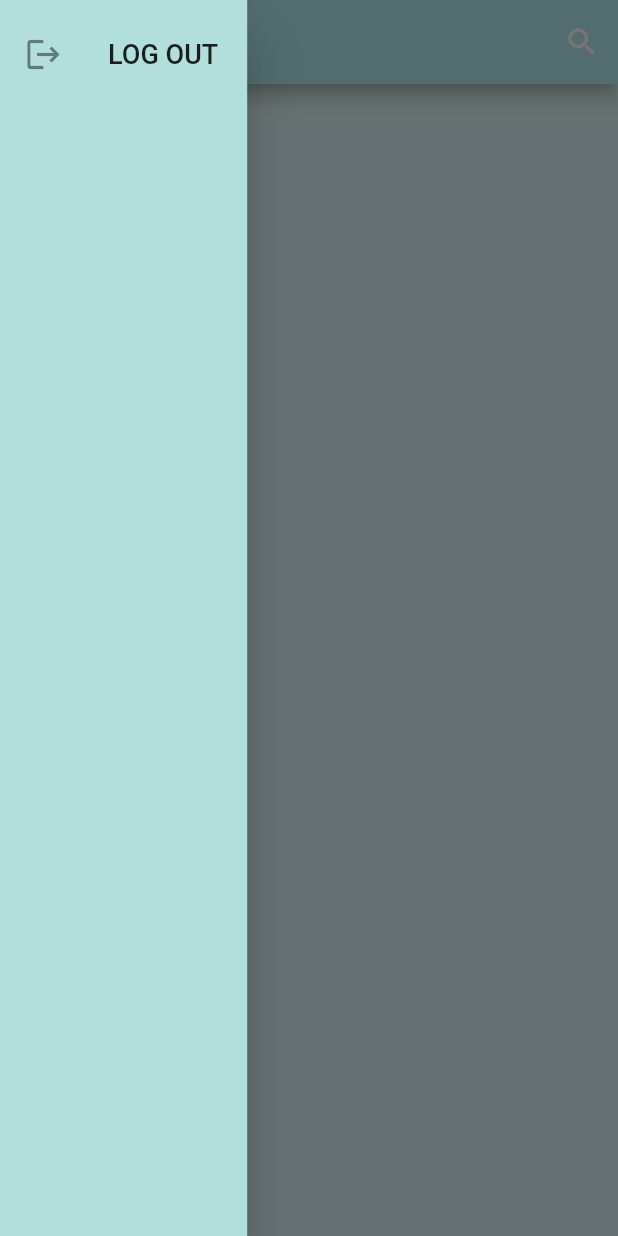
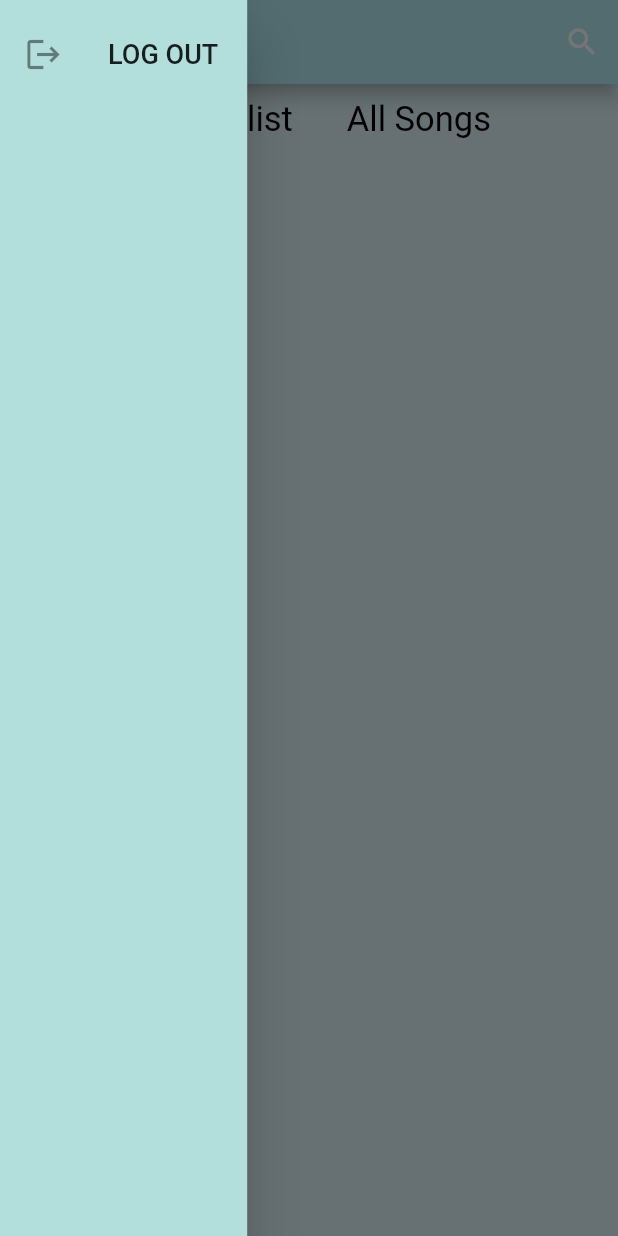
Before and after one commit to pritamamrita/Welisten, a Flutter app: the HomeScreen screen opened directly, with the side drawer open, on a phone screen of 412 x 824 dp. Run offline on Flutter 3.47's test engine with Material 2 defaults, Android fonts, the phone set to English and light mode, and no system bars; drawn by our look-alikes of easy_search_bar; our stand-ins replace anim_search_bar, assets_audio_player, audio_video_progress_bar, firebase_auth, firebase_core, firebase_database and 3 more; accounts and stored records are empty.

Commit message:
third commit

```diff
--- a/lib/HomeScreeb.dart
+++ b/lib/HomeScreeb.dart
@@ -65,7 +65,7 @@ class _HomeScreenState extends State<HomeScreen> {
 
    playMusic(object)async{
     try {
-            currPlaylist.clear();
+            //currPlaylist.clear();
             currPlaylist.add(Audio.network(
                   object["DownloadLink"],
                   metas: Metas(
@@ -73,6 +73,8 @@ class _HomeScreenState extends State<HomeScreen> {
                     artist: object["Singer"],
                     album: object["Movie"]
                   )),);
+                  print(currPlaylist.toString());
+                  print("-------------------");
              await assetsAudioPlayer.open(
                   Playlist(
                      audios:currPlaylist
@@ -86,22 +88,40 @@ class _HomeScreenState extends State<HomeScreen> {
                   //   album: object["Movie"]
                   // )),
             ).then((value){
-              print("not PLAYING");
+
+              print("---- PLAYING");
             });
             //assetsAudioPlayer.playlistAudioFinished(){}
             // print(assetsAudioPlayer.currentPosition.value.toString());
-            // print(assetsAudioPlayer.current.value!.audio.duration.toString());
-            // print('-----------------------------');
+            // print(assetsAudioPlayer.current.value.toString());
+            //print(assetsAudioPlayer.current.value!.audio.duration.toString());
+            //print('-----------------------------');
             setState(() {
 
                 playerStarted = true ;
 
               });
-            } catch (t) {
+            }catch (t) {
               print("in PLAYER----------------------------------------------------------");
               print(t);
                 //mp3 unreachable
             }
+      }
+
+    addToPlaylist(object){
+         currPlaylist.add(Audio.network(
+                  object["DownloadLink"],
+                  metas: Metas(
+                    title: object["Name"],
+                    artist: object["Singer"],
+                    album: object["Movie"]
+                  )),);
+                  setState(() {
+
+                  });
+                  //assetsAudioPlayer.readingPlaylist;
+                  // print(currPlaylist.toString());
+                  // print("-------------------");
     }
 
   filterSongs(String textController){
@@ -144,7 +164,6 @@ class _HomeScreenState extends State<HomeScreen> {
        child: Scaffold(
         appBar:EasySearchBar(
           showClearSearchIcon: true,
-
             backgroundColor:  Colors.cyan.shade100,
             title: Text(""),
             onSearch: (value) => filterSongs(value),
@@ -152,7 +171,7 @@ class _HomeScreenState extends State<HomeScreen> {
               color: Colors.grey.shade900,
               size: 28
             ),
-            searchBackgroundColor: Colors.lightBlue.shade100,
+            searchBackgroundColor: Colors.indigo.shade200,
             searchBackIconTheme: IconThemeData(
                color: Colors.grey.shade900,
                size: 28 ,
@@ -210,18 +229,51 @@ class _HomeScreenState extends State<HomeScreen> {
                 print("length"+songDetails.length.toString());
                 return Column(
                   children: [
+                      Row(
+                        mainAxisAlignment: MainAxisAlignment.center,
+                         children: [
+                          TextButton(
+                            onPressed: (){
+
+                            },
+                             child: Text(
+                                "My Playlist",
+                                style: TextStyle(
+                                    fontSize: 23,
+                                    color: Colors.black,
+                                    fontWeight: FontWeight.normal,
+                                    // decoration: TextDecoration.underline,
+                                    // decorationStyle: TextDecorationStyle.wavy
+                                   ),
+                             )
+                             ),
+                             SizedBox(width: 20,),
+                             TextButton(
+                              onPressed: (){},
+                              child: Text(
+                                  "All Songs",
+                                 style: TextStyle(
+                                    fontSize: 23,
+                                    color: Colors.black,
+                                    fontWeight: FontWeight.normal,
+                                   ),
+                              )
+                             )
+                         ],
+                      ),
                       Expanded(
                         child: ListView.builder(
                         itemCount:songDetails.length ,
                         itemBuilder: (context , index){
                         return layout(
-                          Object:songDetails[index] , playMusic:playMusic)  ;
+                          Object:songDetails[index] , playMusic:playMusic ,
+                          addToPlaylist : addToPlaylist)  ;
                         }
                         ),
                       ),
                       playerStarted==true?
                       Container(
-                        height: MediaQuery.of(context).size.height*0.18,
+                        height: MediaQuery.of(context).size.height*0.19,
                         width: MediaQuery.of(context).size.width,
                          decoration: BoxDecoration(
                           boxShadow: [
@@ -234,12 +286,7 @@ class _HomeScreenState extends State<HomeScreen> {
                                   blurRadius: 10.0,
                                   spreadRadius: 2.0,
                                 ), //BoxShadow
-                                BoxShadow(
-                                  color: Colors.white,
-                                  offset: const Offset(0.0, 0.0),
-                                  blurRadius: 0.0,
-                                  spreadRadius: 0.0,
-                                ), //BoxShadow
+                                 //BoxShadow
                               ],
                           borderRadius: BorderRadius.circular(20),
                           gradient : LinearGradient(
@@ -263,17 +310,29 @@ class _HomeScreenState extends State<HomeScreen> {
                                   // ),
 
                                   Flexible(
+                                        flex: 1,
+                                        fit: FlexFit.loose,
+                                        child: Padding(
+                                          padding: EdgeInsets.symmetric(horizontal: 2 , vertical: MediaQuery.of(context).size.height*0.02
+                                          ),
                                           child: TextScroll(
-                                        assetsAudioPlayer.getCurrentAudioTitle+"  "+assetsAudioPlayer.getCurrentAudioArtist+"bhgvtfdeserfybjhbu hgftgyvhgfuygfhjvbjvnhbjhjnbjn" +
-                                        assetsAudioPlayer.getCurrentAudioAlbum ,
+
+                                          assetsAudioPlayer.getCurrentAudioTitle+"  |  "+assetsAudioPlayer.getCurrentAudioArtist+"  |  " +
+                                          assetsAudioPlayer.getCurrentAudioAlbum + "  |  ",
                                           velocity: Velocity(pixelsPerSecond: Offset(50, 0)),
                                           delayBefore: Duration(milliseconds: 500),
-                                        numberOfReps: 5,
+
                                           pauseBetween: Duration(milliseconds: 50),
-                                        textDirection: TextDirection.rtl,
-                                        style: TextStyle(color: Colors.green),
+                                          textDirection: TextDirection.ltr,
+                                          style: TextStyle(
+                                            color: Colors.black,
+                                            fontSize: MediaQuery.of(context).size.height*0.026,
+                                            letterSpacing: 0.8,
+                                            wordSpacing: 1,
+                                            ),
                                           textAlign: TextAlign.right,
                                           selectable: true,
+                                                                            ),
                                         ),
                                   )
 
@@ -335,12 +394,11 @@ class _HomeScreenState extends State<HomeScreen> {
                             Padding(
                               padding: const EdgeInsets.symmetric(vertical: 0 , horizontal: 10 ),
                               child: StreamBuilder(
-
                               stream: assetsAudioPlayer.currentPosition,
                               builder: (context , asyncSnapshot) {
                                 return ProgressBar(
                                    progress: asyncSnapshot.data==null?Duration(seconds: 0):asyncSnapshot.data as Duration,
-                                   total: assetsAudioPlayer.current.value!.audio.duration,
+                                   total: assetsAudioPlayer.current.value==null?Duration(seconds: 0):assetsAudioPlayer.current.value!.audio.duration,
                                    progressBarColor: Colors.black,
                                    thumbColor: Colors.black,
                                    onSeek: (duration) {
```
Also changed, not shown: lib/reusableWidget.dart (+9 -2 lines). Lines whose indentation alone changed are shown as unchanged.
